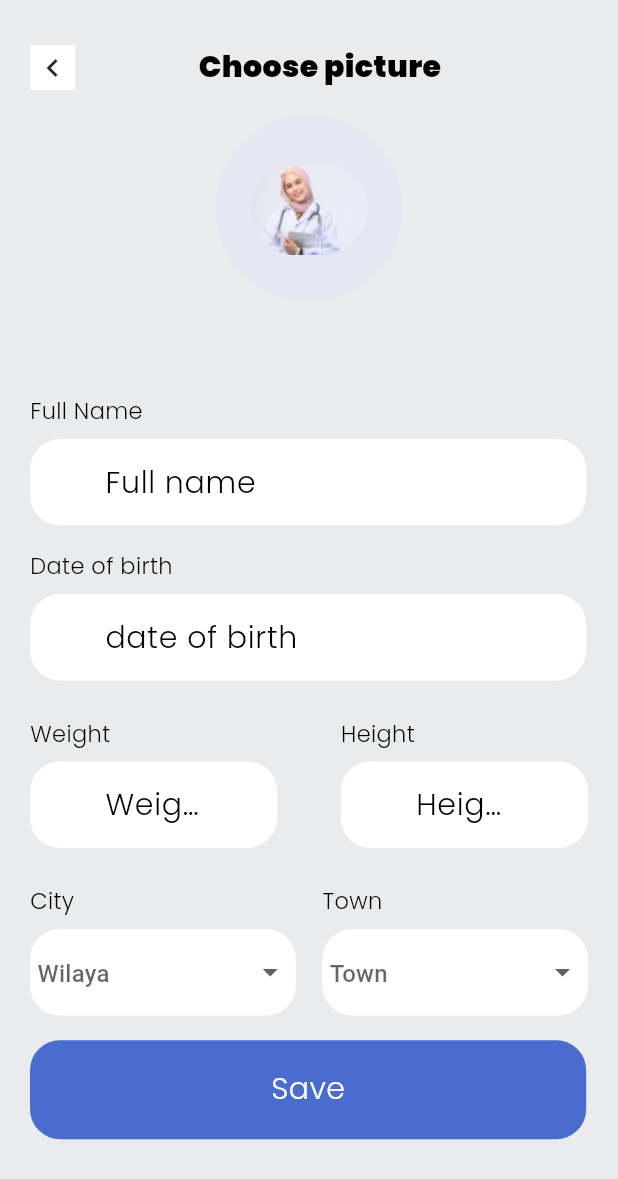
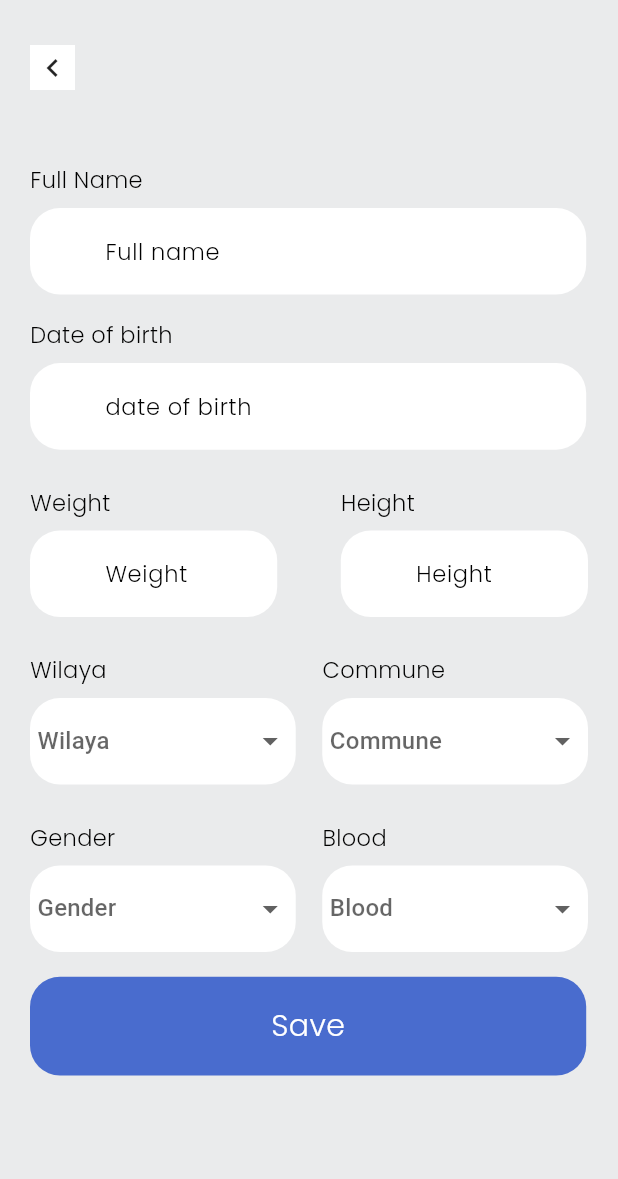
Before and after one commit to diaazg/ser2, a Flutter app: the InfoPage screen opened directly with empty values, on a phone screen of 412 x 824 dp. Shown: the top 1179 px of the screen. Run offline on Flutter 3.47's test engine with Material 3 defaults, Android fonts, the phone set to English and light mode, and no system bars; our stand-ins replace cloud_firestore, dartz, firebase_auth, firebase_core, firebase_storage, flutter_bloc and 6 more; accounts and stored records are empty.

Commit message:
medical history

```diff
--- a/lib/features/auth/data/models/user_model.dart
+++ b/lib/features/auth/data/models/user_model.dart
@@ -29,11 +29,15 @@ class UserModelInfo extends UserModel {
   final double height;
   final String city;
   final String town;
+  final String gender;
+  final String blood;
   late String? uid;
   late String? img;
 
   UserModelInfo(
-      {required this.fullName,
+      {
+        required this.gender, required this.blood,
+        required this.fullName,
       required this.dateOfBirth,
       required this.weight,
       required this.height,
@@ -56,7 +60,7 @@ class UserModelInfo extends UserModel {
       height: json['height'] as double,
       city: json['wilaya'] as String,
       town: json['commune'] as String,
-      userName: json['userName'] as String);
+      userName: json['userName'] as String, gender: json['gender'] as String, blood: json['blood'] as String);
 
   Map<String, dynamic> toJson() => {
         'img':'',
@@ -69,7 +73,9 @@ class UserModelInfo extends UserModel {
         'weight': weight,
         'height': height,
         'commune':town,
-        'wilaya':city
+        'wilaya':city,
+        'blood':blood,
+        'gender':gender
       };
 
   List<Object?> get props => [
--- a/lib/features/auth/presentation/logic/box_bloc.dart
+++ b/lib/features/auth/presentation/logic/box_bloc.dart
@@ -12,6 +12,24 @@ class BoxBloc extends Cubit<BoxState> implements BoxAbstract {
   Set allSet = wilaya;
   List<String> wilayat=["Adrar"];
   List<String> communes =["choose wilaya"];
+  List<String> gender = ['Male','Famale'];
+   List<String> bloodCategory = [
+
+    'A+',
+    'A-',
+    'B+',
+    'B-',
+    'AB+',
+    'AB-',
+    'RH+',
+    'RH-',
+    'O+',
+    'O-'
+  ];
+
+
+
+
 
   void setWilayaList (){
     wilayat.clear();
@@ -46,6 +64,24 @@ class BoxBloc extends Cubit<BoxState> implements BoxAbstract {
   void setInput(String? changeInput) {
     input = changeInput;
   }
+
+
+  void validateBlood(){
+    if(bloodCategory.contains(input)){
+      emit(BoxValidateState());
+    }else{
+      emit(BoxUnValidState());
+    }
+  }
+
+  void validateGender(){
+    if(gender.contains(input)){
+      emit(BoxValidateState());
+    }else{
+      emit(BoxUnValidState());
+    }
+  }
+
   void validateWilaya(){
     if(city != null && city != ''){
       emit(BoxValidateState());
--- a/lib/features/auth/presentation/views/add_info.dart
+++ b/lib/features/auth/presentation/views/add_info.dart
@@ -35,7 +35,8 @@ class _InfoPageState extends State<InfoPage> {
   final BoxBloc dateBox = BoxBloc();
   final BoxBloc poidBox = BoxBloc();
   final BoxBloc longBox = BoxBloc();
-  final BoxBloc countryBox = BoxBloc();
+  final BoxBloc bloodCategory = BoxBloc();
+  final BoxBloc gender = BoxBloc();
 
   @override
   Widget build(BuildContext context) {
@@ -73,47 +74,10 @@ class _InfoPageState extends State<InfoPage> {
                               const Center(child: Icon(Icons.navigate_before)),
                         ),
                       ),
-                      SizedBox(
-                        width: size.width * 0.2,
-                      ),
-                      Text(
-                        'Choose picture',
-                        style: Kcolors.fontMain.copyWith(
-                            color: Colors.black,
-                            fontSize: 20,
-                            fontWeight: FontWeight.w900),
-                      ),
-                      SizedBox(
-                        width: size.width * 0.2,
-                      )
                     ],
                   ),
                   SizedBox(
-                    height: size.height * 0.02,
-                  ),
-                  Center(
-                    child: Container(
-                      height: 125,
-                      width: 125,
-                      decoration: BoxDecoration(
-                          color: Color(0xFFE5E8F2),
-                          borderRadius: BorderRadius.circular(300)),
-                      child: Center(
-                        child: Image.asset(
-                          "images/profile/1.png",
-                          height: 100,
-                          width: 100,
-                        ),
-                      ),
-                    ),
-                  ),
-                  Text(
-                    email!,
-                    style: Kcolors.fontMain
-                        .copyWith(color: Colors.black54, fontSize: 20),
-                  ),
-                  SizedBox(
-                    height: size.height * 0.04,
+                    height: size.height * 0.06,
                   ),
                   Center(
                       child: Form(
@@ -188,7 +152,7 @@ class _InfoPageState extends State<InfoPage> {
                                     crossAxisAlignment:
                                         CrossAxisAlignment.start,
                                     children: [
-                                      TitleWidget(size: size, title: 'City'),
+                                      TitleWidget(size: size, title: 'Wilaya'),
                                       DropFillBox(
                                         size: size,
                                         bloc: widget.townBox,
@@ -196,7 +160,7 @@ class _InfoPageState extends State<InfoPage> {
                                         hintText: 'Wilaya',
                                         height: 0.07,
                                         width: 0.43,
-                                        isWilaya: true,
+                                        listTypes: ListTypes.wilaya,
                                       )
                                     ],
                                   ),
@@ -204,15 +168,56 @@ class _InfoPageState extends State<InfoPage> {
                                     crossAxisAlignment:
                                         CrossAxisAlignment.start,
                                     children: [
-                                      TitleWidget(size: size, title: 'Town'),
+                                      TitleWidget(size: size, title: 'Commune'),
                                       DropFillBox(
                                         size: size,
                                         bloc: widget.townBox,
-                                        errMessage: 'Enter your town',
-                                        hintText: 'Town',
+                                        errMessage: 'Enter your commune',
+                                        hintText: 'Commune',
                                         height: 0.07,
                                         width: 0.43,
-                                        isWilaya: false,
+                                        listTypes: ListTypes.commune,
+                                      )
+                                    ],
+                                  ),
+                                ],
+                              ),
+                              SizedBox(
+                                height: size.height * 0.03,
+                              ),
+                              Row(
+                                mainAxisAlignment:
+                                    MainAxisAlignment.spaceBetween,
+                                children: [
+                                  Column(
+                                    crossAxisAlignment:
+                                        CrossAxisAlignment.start,
+                                    children: [
+                                      TitleWidget(size: size, title: 'Gender'),
+                                      DropFillBox(
+                                        size: size,
+                                        bloc: gender,
+                                        errMessage: 'choose your gender',
+                                        hintText: 'Gender',
+                                        height: 0.07,
+                                        width: 0.43,
+                                        listTypes: ListTypes.gender,
+                                      )
+                                    ],
+                                  ),
+                                  Column(
+                                    crossAxisAlignment:
+                                        CrossAxisAlignment.start,
+                                    children: [
+                                      TitleWidget(size: size, title: 'Blood'),
+                                      DropFillBox(
+                                        size: size,
+                                        bloc: bloodCategory,
+                                        errMessage: 'choose your blood',
+                                        hintText: 'Blood',
+                                        height: 0.07,
+                                        width: 0.43,
+                                        listTypes: ListTypes.blood,
                                       )
                                     ],
                                   ),
@@ -233,10 +238,11 @@ class _InfoPageState extends State<InfoPage> {
                         dateBox.validateDate();
                         poidBox.validateDouble();
                         longBox.validateDouble();
-
+                        gender.validateGender();
+                        bloodCategory.validateBlood();
                         widget.townBox.validateWilaya();
                         widget.townBox.validateCommune();
-                        Future.delayed(const Duration(milliseconds: 100),
+                        Future.delayed(const Duration(milliseconds: 200),
                             () async {
                           if (_formkey.currentState!.validate()) {
                             UserModelInfo userModel = UserModelInfo(
@@ -248,7 +254,9 @@ class _InfoPageState extends State<InfoPage> {
                                 town: widget.townBox.town!,
                                 email: email,
                                 password: password,
-                                userName: username!);
+                                userName: username!,
+                                gender: gender.input!,
+                                blood: bloodCategory.input!);
 
                             context
                                 .read<AuthBloc>()
--- a/lib/features/auth/presentation/widget/info_boxes.dart
+++ b/lib/features/auth/presentation/widget/info_boxes.dart
@@ -35,14 +35,14 @@ class InfoBox extends StatelessWidget {
               child: Center(
                 child: TextFormField(
                   style: Kcolors.fontMain
-                      .copyWith(color: Colors.black, fontSize: 20),
+                      .copyWith(color: Colors.black, fontSize: 15),
                   onChanged: (val) => bloc.setInput(val),
                   validator: (val) =>
                       (state is BoxValidateState) ? null : errMessage,
                   cursorColor: Colors.black,
                   decoration: InputDecoration(
                       hintStyle: Kcolors.fontMain
-                          .copyWith(color: Colors.black, fontSize: 20),
+                          .copyWith(color: Colors.black, fontSize: 15),
                       hintText: hintText,
                       border: InputBorder.none),
                 ),
@@ -53,17 +53,19 @@ class InfoBox extends StatelessWidget {
   }
 }
 
+
+
 class DropFillBox extends StatelessWidget {
   const DropFillBox(
       {super.key,
       required this.bloc,
-      required this.isWilaya,
+      required this.listTypes,
       required this.errMessage,
       required this.height,
       required this.width,
       required this.size, required this.hintText});
 
-  final bool isWilaya;
+  final ListTypes listTypes;
   final BoxBloc bloc;
   final String errMessage;
   final double height;
@@ -86,7 +88,7 @@ class DropFillBox extends StatelessWidget {
                 child: DropdownButtonFormField(
                   validator: (val) =>
                       (state is BoxValidateState) ? null : errMessage,
-                  items: isWilaya
+                  items: listTypes == ListTypes.wilaya
                       ? bloc.wilayat
                           .map<DropdownMenuItem<String>>((String value) {
                           return DropdownMenuItem<String>(
@@ -94,7 +96,19 @@ class DropFillBox extends StatelessWidget {
                             child: Text(value),
                           );
                         }).toList()
-                      : bloc.communes
+                      : listTypes == ListTypes.commune? bloc.communes
+                          .map<DropdownMenuItem<String>>((String value) {
+                          return DropdownMenuItem<String>(
+                            value: value,
+                            child: Text(value),
+                          );
+                        }).toList():listTypes == ListTypes.gender?bloc.gender
+                          .map<DropdownMenuItem<String>>((String value) {
+                          return DropdownMenuItem<String>(
+                            value: value,
+                            child: Text(value),
+                          );
+                        }).toList():bloc.bloodCategory
                           .map<DropdownMenuItem<String>>((String value) {
                           return DropdownMenuItem<String>(
                             value: value,
@@ -102,13 +116,15 @@ class DropFillBox extends StatelessWidget {
                           );
                         }).toList(),
                   onChanged: (value) {
-                    isWilaya
+
+                    listTypes == ListTypes.wilaya
                         ? bloc.setWilaya(value.toString())
-                        : bloc.setCommune(value.toString());
+                        : listTypes == ListTypes.commune? bloc.setCommune(value.toString()):bloc.setInput(value.toString());
+
                   },
                   decoration: InputDecoration(
                       hintStyle: Kcolors.fontMain
-                          .copyWith(color: Colors.black, fontSize: 20),
+                          .copyWith(color: Colors.black, fontSize: 15),
                       hintText: hintText,
                       border: InputBorder.none),
                 ),
@@ -118,3 +134,6 @@ class DropFillBox extends StatelessWidget {
         });
   }
 }
+
+
+enum ListTypes  {wilaya,commune,gender,blood}
--- a/lib/features/auth/presentation/widget/register_button.dart
+++ b/lib/features/auth/presentation/widget/register_button.dart
@@ -43,6 +43,7 @@ class RegisterButton extends StatelessWidget {
 
 
                 BoxBloc townBox = BoxBloc();
+
                 townBox.setWilayaList();
                 Navigator.push(
                     context,
@@ -52,7 +53,7 @@ class RegisterButton extends StatelessWidget {
                             username: usernameBloc.input,
                             password: passwordBloc.input, townBox: townBox,)));
               } else {
-                print('Noo');
+
               }
             });
           },
--- a/lib/features/profile/presentation/views/medical_history.dart
+++ b/lib/features/profile/presentation/views/medical_history.dart
@@ -11,6 +11,8 @@ class MedicalHistory extends StatelessWidget {
   const MedicalHistory({super.key, required this.bloc});
 
   final MedicalHistoryBloc bloc;
+
+
 
 
   @override
--- a/lib/main.dart
+++ b/lib/main.dart
@@ -4,9 +4,12 @@ import 'package:firebase_core/firebase_core.dart';
 import 'package:flutter/material.dart';
 import 'package:ser2/app.dart';
 import 'package:ser2/features/auth/data/repos/auth_repo_imp.dart';
+import 'package:ser2/localNotif.dart';
 
 void main()async{
+
    WidgetsFlutterBinding.ensureInitialized();
+   await LocalNotifications.init();
    await Firebase.initializeApp(
     options: const FirebaseOptions(
       apiKey: "AIzaSyBbTjowgwJ6rhGPoWlXP-W7wUn8mLIRnDA",
--- a/pubspec.yaml
+++ b/pubspec.yaml
@@ -48,6 +48,7 @@ dependencies:
   firebase_storage: ^11.7.2
   dartz: ^0.10.1
   image_picker: ^1.1.0
+  flutter_local_notifications: ^17.1.0
 
 dev_dependencies:
   flutter_test:
```
Also changed, not shown: lib/features/medicinesSchedule/presentation/views/mdecine_schedule.dart (+7 -1 lines), lib/localNotif.dart (added, +54 -0 lines), pubspec.lock, 4 other files.
